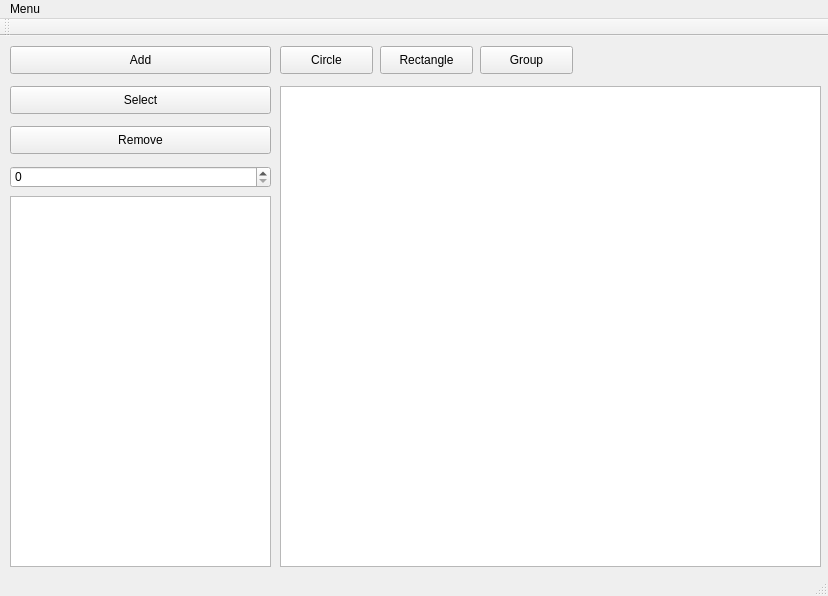
Qt form mainwindow.ui (ilyasil2surgut/Lab4OOP) before a commit.
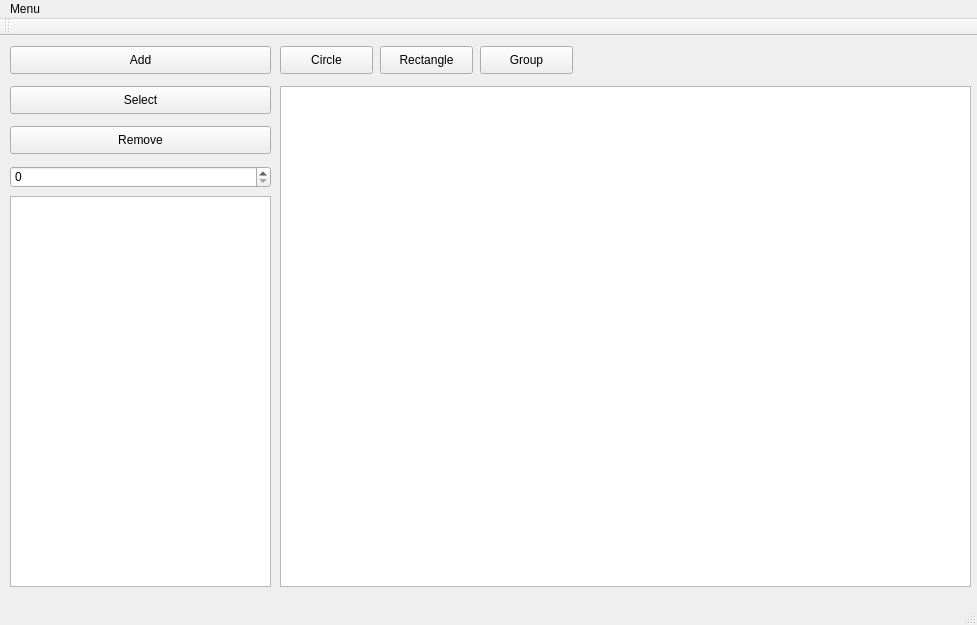
The same form after that commit.

Commit message: Streamlined pointInside

```diff
--- a/mainwindow.ui
+++ b/mainwindow.ui
@@ -6,8 +6,8 @@
    <rect>
     <x>0</x>
     <y>0</y>
-    <width>828</width>
-    <height>596</height>
+    <width>977</width>
+    <height>625</height>
    </rect>
   </property>
   <property name="windowTitle">
@@ -58,8 +58,8 @@
      <rect>
       <x>280</x>
       <y>50</y>
-      <width>541</width>
-      <height>481</height>
+      <width>691</width>
+      <height>501</height>
      </rect>
     </property>
    </widget>
@@ -79,7 +79,7 @@
       <x>10</x>
       <y>160</y>
       <width>261</width>
-      <height>371</height>
+      <height>391</height>
      </rect>
     </property>
    </widget>
@@ -128,7 +128,7 @@
     <rect>
      <x>0</x>
      <y>0</y>
-     <width>828</width>
+     <width>977</width>
      <height>26</height>
     </rect>
    </property>
```
The commit also changes 2 other files.
